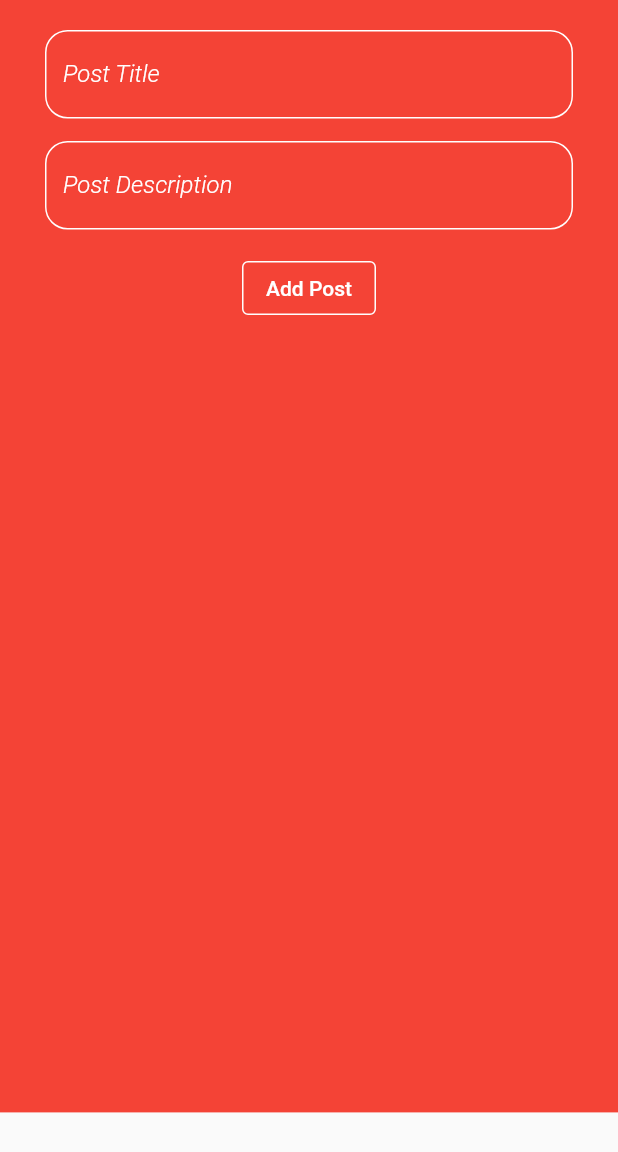
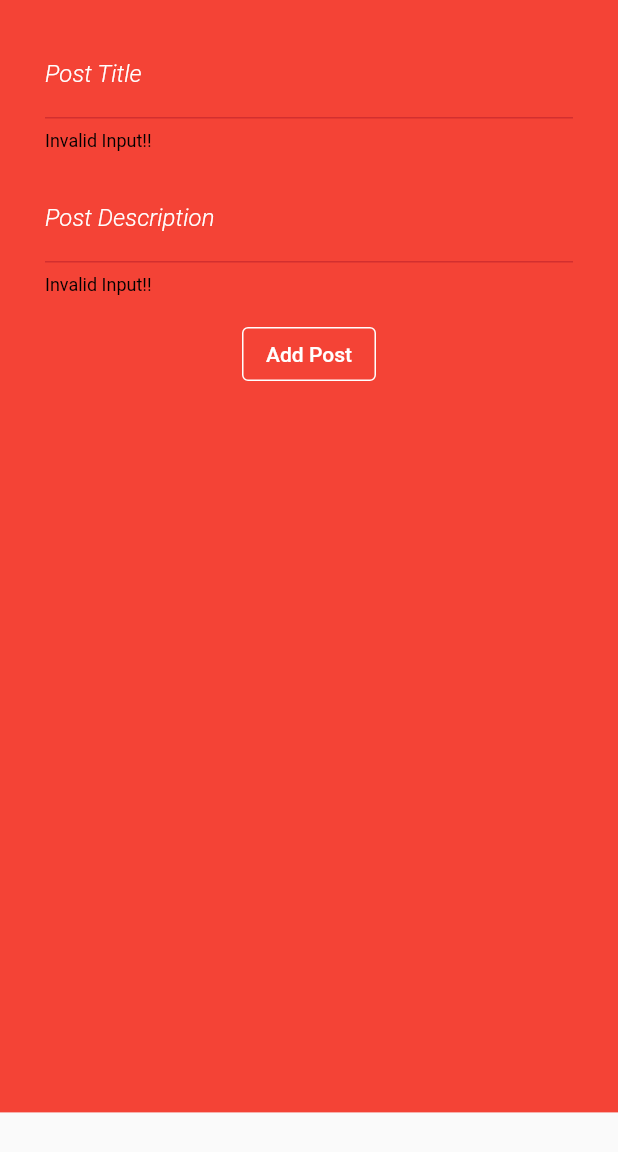
Before and after one commit to DEV270201/PostBanao, a Flutter app: the PostMaker widget shown alone on an empty page, opened directly with empty values, after a tap on "Add Post", on a phone screen of 412 x 824 dp. Shown: the top 1152 px of the screen. Run offline on Flutter 3.47's test engine with Material 2 defaults, Android fonts, the phone set to English and light mode, and no system bars; our stand-ins replace bottom_navy_bar, google_fonts; Roboto replaces fonts that are missing (Ubuntu).

Commit message:
added input validation

```diff
--- a/lib/components/AddPost.dart
+++ b/lib/components/AddPost.dart
@@ -13,9 +13,16 @@ class PostMaker extends StatefulWidget {
 class _PostMakerState extends State<PostMaker> {
   TextEditingController _title = TextEditingController();
   TextEditingController _desc = TextEditingController();
+  bool test=false;
 
   void _addMyPost(BuildContext context){
     print("post added");
+    if(_title.text.trim() == "" || _desc.text.trim() == ""){
+      setState(() {
+        test=true;
+      });
+      return;
+    }
     int generatedID = new Random().nextInt(999999);
     Post temp = Post(title: _title.text,desc: _desc.text,id:generatedID);
     widget.addUserPost(temp);
@@ -38,6 +45,19 @@ class _PostMakerState extends State<PostMaker> {
             decoration: InputDecoration(
               labelText: "Post Title",
               labelStyle: TextStyle( fontWeight: FontWeight.w300, fontStyle: FontStyle.italic, color: Colors.white),
+              errorText: test ? "Invalid Input!!" : null,
+              errorStyle: TextStyle(color: Colors.black),
+              focusedErrorBorder: OutlineInputBorder(
+                //now if you want to change the color of the border than you should use borderside
+                borderSide: BorderSide(
+                    color: Colors.white,
+                    style : BorderStyle.solid,
+                    width : 1.0
+                ),
+                borderRadius: BorderRadius.circular(15.0),
+
+              ),
+              // errorStyle: TextStyle(),
               enabledBorder: OutlineInputBorder(
                 //now if you want to change the color of the border than you should use borderside
                 borderSide: BorderSide(
@@ -69,6 +89,18 @@ class _PostMakerState extends State<PostMaker> {
             decoration: InputDecoration(
               labelText: "Post Description",
               labelStyle: TextStyle( fontWeight: FontWeight.w300, fontStyle: FontStyle.italic, color: Colors.white),
+              errorText: test ? "Invalid Input!!" : null,
+              errorStyle: TextStyle(color: Colors.black),
+              focusedErrorBorder: OutlineInputBorder(
+                //now if you want to change the color of the border than you should use borderside
+                borderSide: BorderSide(
+                    color: Colors.white,
+                    style : BorderStyle.solid,
+                    width : 1.0
+                ),
+                borderRadius: BorderRadius.circular(15.0),
+
+              ),
               enabledBorder: OutlineInputBorder(
                 //now if you want to change the color of the border than you should use borderside
                 borderSide: BorderSide(
--- a/lib/routes/Home.dart
+++ b/lib/routes/Home.dart
@@ -42,6 +42,7 @@ class _HomeState extends State<Home> {
   @override
   Widget build(BuildContext context) {
     return Scaffold(
+      resizeToAvoidBottomInset: false,
       appBar: AppBar(
         title: Text("My Posts"),
         // backgroundColor: Colors.red,
```
